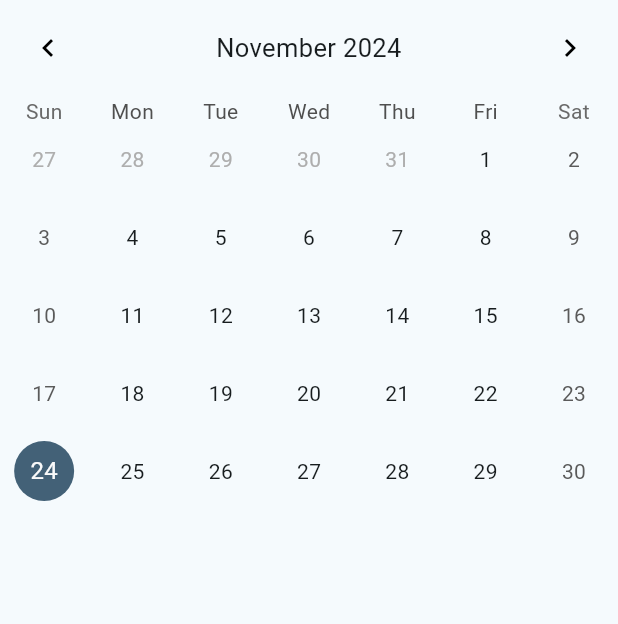
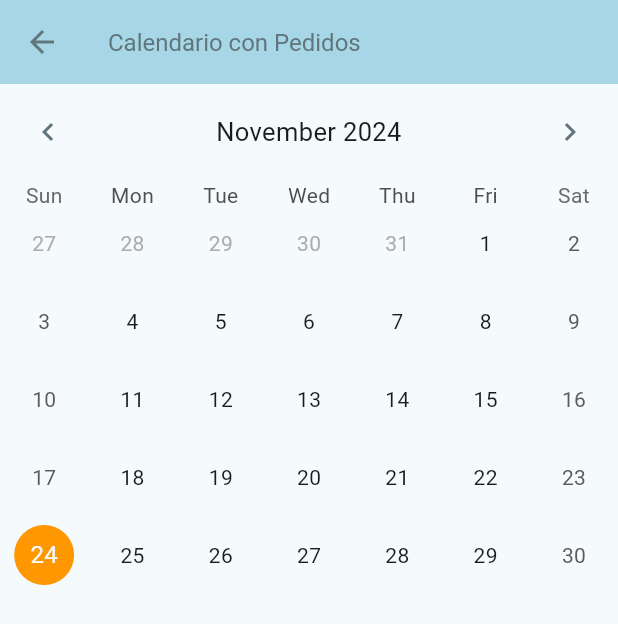
Before and after one commit to inseht/tintoreriadigital, a Flutter app: the prioridadesCalendario screen opened directly, on a phone screen of 412 x 824 dp. Shown: the top 624 px of the screen. Run offline on Flutter 3.47's test engine with Material 3 defaults, Android fonts, the phone set to English and light mode, and no system bars; drawn by our look-alikes of table_calendar; our stand-ins replace flutter_bloc, google_fonts, roundcheckbox, sqflite_common_ffi, syncfusion_flutter_datepicker; missing offline and left inert: appflowy_board, bitsdojo_window; accounts and stored records are empty.

Commit message:
maso menos agregar nota, arreglar el cierre de base de datos y visualización calendario

```diff
--- a/lib/bd/bdmodel.dart
+++ b/lib/bd/bdmodel.dart
@@ -1,5 +1,6 @@
 import 'package:sqflite_common_ffi/sqflite_ffi.dart';
 import 'package:path/path.dart';
+import 'package:intl/intl.dart';
 
 class BdModel {
   static Future<Database> inicializarBD() async {
@@ -90,12 +91,20 @@ class BdModel {
 
 static Future<void> crearNotaConPrendas(Map<String, dynamic> nota, List<Map<String, dynamic>> prendas) async {
   final db = await inicializarBD();
+  final dateFormat = DateFormat('dd/MM/yyyy');
 
   try {
-      int idNota = await db.insert('Notas', nota);
+    final notaConFechas = {
+      ...nota,
+      'fechaRecibido': dateFormat.format(nota['fechaRecibido']),
+      'fechaEstimada': dateFormat.format(nota['fechaEstimada']),
+    };
+
+    int idNota = await db.insert('Notas', notaConFechas);
 
     for (var prenda in prendas) {
       int idPrenda = await db.insert('Prendas', prenda);
+
       await db.insert('NotaPrenda', {
         'idNota': idNota,
         'idPrenda': idPrenda,
@@ -107,6 +116,7 @@ class BdModel {
     await db.close();
   }
 }
+
 
   static Future<List<Map<String, dynamic>>> obtenerNotasConPrendas() async {
     final db = await inicializarBD();
@@ -156,6 +166,14 @@ class BdModel {
   static Future<List<Map<String, dynamic>>> obtenerNotas() async {
     final db = await inicializarBD();
     final List<Map<String, dynamic>> notas = await db.query('Notas');
+  final dateFormat = DateFormat('dd/MM/yyyy');
+  final List<Map<String, dynamic>> notasConFechas = notas.map((nota) {
+    return {
+      ...nota,
+      'fechaRecibido': dateFormat.parse(nota['fechaRecibido'] as String),
+      'fechaEstimada': dateFormat.parse(nota['fechaEstimada'] as String),
+    };
+  }).toList();
     await db.close();
     return notas;
   }
@@ -225,4 +243,24 @@ class BdModel {
       await db.close();
     }
   }
+
+static Future<Map<DateTime, List<Map<String, dynamic>>>> fetchEventos() async {
+  final List<Map<String, dynamic>> notas = await obtenerNotas();
+
+  final Map<DateTime, List<Map<String, dynamic>>> eventos = {};
+
+  for (final nota in notas) {
+    final fechaRecibido = nota['fechaRecibido'] as DateTime;
+
+    if (eventos[fechaRecibido] == null) {
+      eventos[fechaRecibido] = [];
     }
+    eventos[fechaRecibido]!.add(nota);
+  }
+
+  return eventos;
+}
+
+
+
+}
--- a/lib/repositorios/crearNotasRepositorio.dart
+++ b/lib/repositorios/crearNotasRepositorio.dart
@@ -8,4 +8,8 @@ class CrearNotasRepositorio {
   List<String> obtenerEstadosPago() {
     return ['Pendiente', 'Pagado', 'Abonado'];
   }
+
+    List<String> obtenerServicios() {
+    return ['Tintorería', 'Sastrería', 'Ambos', 'Otro'];
+  }
 }
--- a/lib/vistas/prioridadesCalendario.dart
+++ b/lib/vistas/prioridadesCalendario.dart
@@ -1,22 +1,57 @@
 import 'package:flutter/material.dart';
 import 'package:table_calendar/table_calendar.dart';
+import 'package:tintoreriadigital/bd/bdmodel.dart';
 
-class prioridadesCalendario extends StatelessWidget {
+class prioridadesCalendario extends StatefulWidget {
   const prioridadesCalendario({super.key});
+
+  @override
+  State<prioridadesCalendario> createState() => _PrioridadesCalendarioState();
+}
+
+class _PrioridadesCalendarioState extends State<prioridadesCalendario> {
+late Map<DateTime, List<Map<String, dynamic>>> _eventos = {};
+  DateTime _focusedDay = DateTime.now();
+  DateTime? _selectedDay;
+
+  @override
+  void initState() {
+    super.initState();
+    _cargarEventos();
+  }
+
+  Future<void> _cargarEventos() async {
+    final eventos = await BdModel.fetchEventos();
+    setState(() {
+      _eventos = eventos;
+    });
+  }
+
+  List<Map<String, dynamic>> _getEventosDelDia(DateTime day) {
+    return _eventos[day] ?? [];
+  }
 
   @override
   Widget build(BuildContext context) {
     return Scaffold(
-      body: SafeArea(
-        child: TableCalendar(
+      appBar: AppBar(title: const Text('Calendario con Pedidos')),
+      body: Column(
+        children: [
+          TableCalendar(
             firstDay: DateTime.utc(2010, 10, 16),
             lastDay: DateTime.utc(2030, 3, 14),
-          focusedDay: DateTime.now(),
+            focusedDay: _focusedDay,
+            selectedDayPredicate: (day) => isSameDay(_selectedDay, day),
+            onDaySelected: (selectedDay, focusedDay) {
+              setState(() {
+                _selectedDay = selectedDay;
+                _focusedDay = focusedDay;
+              });
+            },
+            eventLoader: _getEventosDelDia,
             headerStyle: HeaderStyle(
               formatButtonVisible: false,
               titleCentered: true,
-            leftChevronIcon: Icon(Icons.chevron_left, color: Colors.black),
-            rightChevronIcon: Icon(Icons.chevron_right, color: Colors.black),
             ),
             calendarStyle: CalendarStyle(
               selectedDecoration: BoxDecoration(
@@ -24,95 +59,47 @@ class prioridadesCalendario extends StatelessWidget {
                 shape: BoxShape.circle,
               ),
               todayDecoration: BoxDecoration(
-              color: Color.fromRGBO(67, 97, 119, 1),
-              shape: BoxShape.circle,
-            ),
-            outsideDecoration: BoxDecoration(
-              color: Colors.transparent,
+                color: Colors.orange,
                 shape: BoxShape.circle,
               ),
             ),
           ),
+          const SizedBox(height: 16),
+          Expanded(
+            child: ListView(
+              children: _getEventosDelDia(_selectedDay ?? _focusedDay)
+                  .map((evento) => ListTile(
+                        title: Text(evento['nombreCliente']),
+                        subtitle: Text(
+                          'Tel: ${evento['telefonoCliente']} - Estado: ${evento['estado']}',
+                        ),
+                        trailing: Text('\$${evento['importe'].toStringAsFixed(2)}'),
+                        onTap: () {
+                          showDialog(
+                            context: context,
+                            builder: (_) => AlertDialog(
+                              title: Text(evento['nombreCliente']),
+                              content: Text(
+                                'Fecha Estimada: ${evento['fechaEstimada']}\n'
+                                'Importe: \$${evento['importe'].toStringAsFixed(2)}\n'
+                                'Estado Pago: ${evento['estadoPago']}\n'
+                                'Observaciones: ${evento['observaciones'] ?? "N/A"}',
+                              ),
+                              actions: [
+                                TextButton(
+                                  onPressed: () => Navigator.pop(context),
+                                  child: const Text('Cerrar'),
+                                ),
+                              ],
+                            ),
+                          );
+                        },
+                      ))
+                  .toList(),
+            ),
+          ),
+        ],
       ),
     );
   }
 }
-
-// import 'package:flutter/material.dart';
-// import 'package:table_calendar/table_calendar.dart';
-// import 'package:tintoreriadigital/repositorios/prioridadesRepositorio.dart';
-// import 'package:intl/intl.dart';
-
-// class PrioridadesCalendario extends StatefulWidget {
-//   const PrioridadesCalendario({super.key});
-
-//   @override
-//   _PrioridadesCalendarioState createState() => _PrioridadesCalendarioState();
-// }
-
-// class _PrioridadesCalendarioState extends State<PrioridadesCalendario> {
-//   late Future<Map<DateTime, List<String>>> _eventos;
-
-//   @override
-//   void initState() {
-//     super.initState();
-//     final prioridadesRepositorio = PrioridadesRepositorio();
-//     _eventos = _obtenerEventos(prioridadesRepositorio);
-//   }
-
-//   Future<Map<DateTime, List<String>>> _obtenerEventos(PrioridadesRepositorio repositorio) async {
-//     final notasConPrioridad1 = await repositorio.obtenerNotasConPrioridad1();
-//     return repositorio.mapearEventos(notasConPrioridad1);
-//   }
-
-//   @override
-//   Widget build(BuildContext context) {
-//     return Scaffold(
-//       body: SafeArea(
-//         child: FutureBuilder<Map<DateTime, List<String>>>(
-//           future: _eventos,
-//           builder: (context, snapshot) {
-//             if (snapshot.connectionState == ConnectionState.waiting) {
-//               return const Center(child: CircularProgressIndicator());
-//             } else if (snapshot.hasError) {
-//               return Center(child: Text('Error: ${snapshot.error}'));
-//             } else if (!snapshot.hasData || snapshot.data!.isEmpty) {
-//               return const Center(child: Text('No hay notas con prioridad 1.'));
-//             } else {
-//               final eventos = snapshot.data!;
-
-//               return TableCalendar(
-//                 firstDay: DateTime.utc(2010, 10, 16),
-//                 lastDay: DateTime.utc(2030, 3, 14),
-//                 focusedDay: DateTime.now(),
-//                 headerStyle: const HeaderStyle(
-//                   formatButtonVisible: false,
-//                   titleCentered: true,
-//                   leftChevronIcon: Icon(Icons.chevron_left, color: Colors.black),
-//                   rightChevronIcon: Icon(Icons.chevron_right, color: Colors.black),
-//                 ),
-//                 calendarStyle: const CalendarStyle(
-//                   selectedDecoration: BoxDecoration(
-//                     color: Colors.blue,
-//                     shape: BoxShape.circle,
-//                   ),
-//                   todayDecoration: BoxDecoration(
-//                     color: Color.fromRGBO(67, 97, 119, 1),
-//                     shape: BoxShape.circle,
-//                   ),
-//                   outsideDecoration: BoxDecoration(
-//                     color: Colors.transparent,
-//                     shape: BoxShape.circle,
-//                   ),
-//                 ),
-//                 eventLoader: (day) {
-//                   return eventos[day] ?? [];
-//                 },
-//               );
-//             }
-//           },
-//         ),
-//       ),
-//     );
-//   }
-// }
```
Also changed, not shown: lib/vistas/crearnota.dart (+262 -189 lines), lib/vistas/proveedores.dart (+9 -2 lines). Lines whose indentation alone changed are shown as unchanged.
